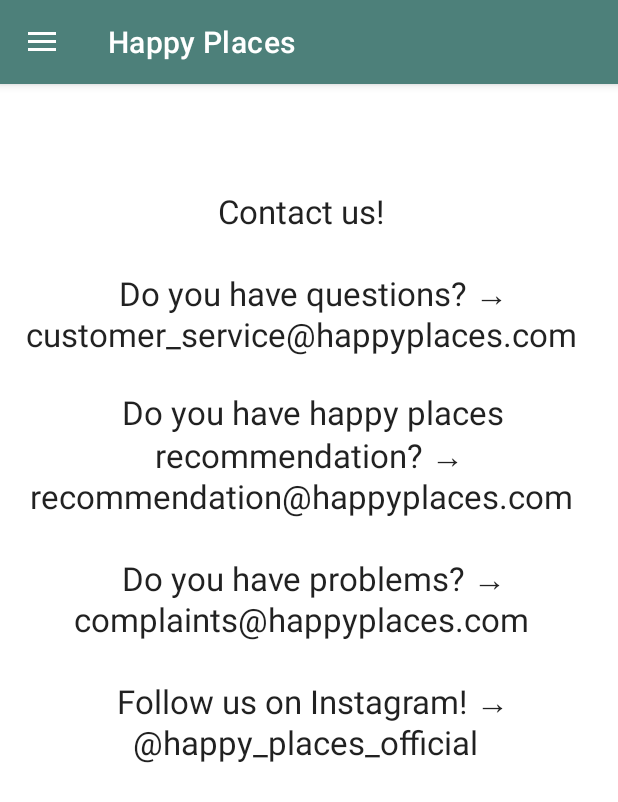
After one commit to andreea-popa22/Happy-Places-Android-Java-Project, an Android app: the ContactFragment screen opened through its navigation route, on a phone screen of 412 x 824 dp. The commit adds this screen. Shown: the top 802 px of the screen. Run offline under Robolectric (Android 15) with nearby library versions, the phone set to English and light mode, and no system bars.

Commit message:
add nav drawer

```diff
--- /dev/null
+++ b/HappyPlaces/app/src/main/java/com/happyplaces/ContactFragment.java
@@ -0,0 +1,64 @@
+package com.happyplaces;
+
+import android.os.Bundle;
+
+import androidx.fragment.app.Fragment;
+
+import android.view.LayoutInflater;
+import android.view.View;
+import android.view.ViewGroup;
+
+/**
+ * A simple {@link Fragment} subclass.
+ * Use the {@link ContactFragment#newInstance} factory method to
+ * create an instance of this fragment.
+ */
+public class ContactFragment extends Fragment {
+
+    // TODO: Rename parameter arguments, choose names that match
+    // the fragment initialization parameters, e.g. ARG_ITEM_NUMBER
+    private static final String ARG_PARAM1 = "param1";
+    private static final String ARG_PARAM2 = "param2";
+
+    // TODO: Rename and change types of parameters
+    private String mParam1;
+    private String mParam2;
+
+    public ContactFragment() {
+        // Required empty public constructor
+    }
+
+    /**
+     * Use this factory method to create a new instance of
+     * this fragment using the provided parameters.
+     *
+     * @param param1 Parameter 1.
+     * @param param2 Parameter 2.
+     * @return A new instance of fragment ContactFragment.
+     */
+    // TODO: Rename and change types and number of parameters
+    public static ContactFragment newInstance(String param1, String param2) {
+        ContactFragment fragment = new ContactFragment();
+        Bundle args = new Bundle();
+        args.putString(ARG_PARAM1, param1);
+        args.putString(ARG_PARAM2, param2);
+        fragment.setArguments(args);
+        return fragment;
+    }
+
+    @Override
+    public void onCreate(Bundle savedInstanceState) {
+        super.onCreate(savedInstanceState);
+        if (getArguments() != null) {
+            mParam1 = getArguments().getString(ARG_PARAM1);
+            mParam2 = getArguments().getString(ARG_PARAM2);
+        }
+    }
+
+    @Override
+    public View onCreateView(LayoutInflater inflater, ViewGroup container,
+                             Bundle savedInstanceState) {
+        // Inflate the layout for this fragment
+        return inflater.inflate(R.layout.fragment_contact, container, false);
+    }
+}
--- /dev/null
+++ b/HappyPlaces/app/src/main/java/com/happyplaces/HappyPlacesFragment.java
@@ -0,0 +1,64 @@
+package com.happyplaces;
+
+import android.os.Bundle;
+
+import androidx.fragment.app.Fragment;
+
+import android.view.LayoutInflater;
+import android.view.View;
+import android.view.ViewGroup;
+
+/**
+ * A simple {@link Fragment} subclass.
+ * Use the {@link HappyPlacesFragment#newInstance} factory method to
+ * create an instance of this fragment.
+ */
+public class HappyPlacesFragment extends Fragment {
+
+    // TODO: Rename parameter arguments, choose names that match
+    // the fragment initialization parameters, e.g. ARG_ITEM_NUMBER
+    private static final String ARG_PARAM1 = "param1";
+    private static final String ARG_PARAM2 = "param2";
+
+    // TODO: Rename and change types of parameters
+    private String mParam1;
+    private String mParam2;
+
+    public HappyPlacesFragment() {
+        // Required empty public constructor
+    }
+
+    /**
+     * Use this factory method to create a new instance of
+     * this fragment using the provided parameters.
+     *
+     * @param param1 Parameter 1.
+     * @param param2 Parameter 2.
+     * @return A new instance of fragment HappyPlacesFragment.
+     */
+    // TODO: Rename and change types and number of parameters
+    public static HappyPlacesFragment newInstance(String param1, String param2) {
+        HappyPlacesFragment fragment = new HappyPlacesFragment();
+        Bundle args = new Bundle();
+        args.putString(ARG_PARAM1, param1);
+        args.putString(ARG_PARAM2, param2);
+        fragment.setArguments(args);
+        return fragment;
+    }
+
+    @Override
+    public void onCreate(Bundle savedInstanceState) {
+        super.onCreate(savedInstanceState);
+        if (getArguments() != null) {
+            mParam1 = getArguments().getString(ARG_PARAM1);
+            mParam2 = getArguments().getString(ARG_PARAM2);
+        }
+    }
+
+    @Override
+    public View onCreateView(LayoutInflater inflater, ViewGroup container,
+                             Bundle savedInstanceState) {
+        // Inflate the layout for this fragment
+        return inflater.inflate(R.layout.fragment_happy_places, container, false);
+    }
+}
--- a/HappyPlaces/app/src/main/java/com/happyplaces/MainActivity.java
+++ b/HappyPlaces/app/src/main/java/com/happyplaces/MainActivity.java
@@ -1,22 +1,51 @@
 package com.happyplaces;
 
+import androidx.annotation.NonNull;
+import androidx.appcompat.app.ActionBarDrawerToggle;
 import androidx.appcompat.app.AppCompatActivity;
 
 import android.graphics.Color;
 import android.graphics.drawable.Drawable;
 import android.os.Bundle;
+import android.view.MenuItem;
 import android.view.View;
 import android.view.WindowManager;
 import androidx.appcompat.widget.Toolbar;
+import androidx.drawerlayout.widget.DrawerLayout;
+import androidx.navigation.fragment.NavHostFragment;
 
 public class MainActivity extends AppCompatActivity {
+    public DrawerLayout drawerLayout;
+    public ActionBarDrawerToggle actionBarDrawerToggle;
 
     @Override
     protected void onCreate(Bundle savedInstanceState) {
         super.onCreate(savedInstanceState);
         setContentView(R.layout.activity_main);
 
-        Toolbar toolbar = findViewById(R.id.toolbar);
-        setSupportActionBar(toolbar);
+//        Toolbar toolbar = findViewById(R.id.toolbar);
+//        setSupportActionBar(toolbar);
+
+        //NavHostFragment navHost = NavHostFragment.create(R.navigation.navigation);
+        drawerLayout = findViewById(R.id.my_drawer_layout);
+        actionBarDrawerToggle = new ActionBarDrawerToggle(this, drawerLayout, R.string.nav_open, R.string.nav_close);
+
+        // pass the Open and Close toggle for the drawer layout listener
+        // to toggle the button
+        drawerLayout.addDrawerListener(actionBarDrawerToggle);
+        actionBarDrawerToggle.syncState();
+
+        // to make the Navigation drawer icon always appear on the action bar
+        getSupportActionBar().setDisplayHomeAsUpEnabled(true);
+
+    }
+
+    @Override
+    public boolean onOptionsItemSelected(@NonNull MenuItem item) {
+
+        if (actionBarDrawerToggle.onOptionsItemSelected(item)) {
+            return true;
+        }
+        return super.onOptionsItemSelected(item);
     }
 }
--- a/HappyPlaces/app/src/main/res/layout/activity_main.xml
+++ b/HappyPlaces/app/src/main/res/layout/activity_main.xml
@@ -1,20 +1,41 @@
 <?xml version="1.0" encoding="utf-8"?>
-<androidx.constraintlayout.widget.ConstraintLayout xmlns:android="http://schemas.android.com/apk/res/android"
+<androidx.drawerlayout.widget.DrawerLayout xmlns:android="http://schemas.android.com/apk/res/android"
     xmlns:app="http://schemas.android.com/apk/res-auto"
     xmlns:tools="http://schemas.android.com/tools"
     android:layout_width="match_parent"
     android:layout_height="match_parent"
+    android:id="@+id/my_drawer_layout"
     tools:context=".MainActivity">
 
-    <TextView
+
+    <androidx.constraintlayout.widget.ConstraintLayout
+        android:layout_width="match_parent"
+        android:layout_height="match_parent">
+
+        <fragment
+            android:id="@+id/nav_host_fragment"
+            android:name="androidx.navigation.fragment.NavHostFragment"
+            android:layout_width="0dp"
+            android:layout_height="0dp"
+            app:layout_constraintLeft_toLeftOf="parent"
+            app:layout_constraintRight_toRightOf="parent"
+            app:layout_constraintTop_toTopOf="parent"
+            app:layout_constraintBottom_toBottomOf="parent"
+            app:defaultNavHost="true"
+            app:headerLayout="@layout/nav_header"
+            app:navGraph="@navigation/navigation"
+            android:layout_gravity="start"
+            app:menu="@menu/main_menu"/>
+    </androidx.constraintlayout.widget.ConstraintLayout>
+
+    <com.google.android.material.navigation.NavigationView
+        android:id="@+id/nav_view"
         android:layout_width="wrap_content"
-        android:layout_height="wrap_content"
-        android:text="Hello World!"
-        app:layout_constraintBottom_toBottomOf="parent"
-        app:layout_constraintLeft_toLeftOf="parent"
-        app:layout_constraintRight_toRightOf="parent"
-        app:layout_constraintTop_toTopOf="parent" />
+        android:layout_height="match_parent"
+        android:layout_gravity="start"
+        android:fitsSystemWindows="true"
+        app:headerLayout="@layout/nav_header"
+        app:menu="@menu/main_menu" />
 
-    <include layout="@layout/toolbar"/>
 
-</androidx.constraintlayout.widget.ConstraintLayout>
+</androidx.drawerlayout.widget.DrawerLayout>
--- /dev/null
+++ b/HappyPlaces/app/src/main/res/layout/fragment_contact.xml
@@ -0,0 +1,29 @@
+<?xml version="1.0" encoding="utf-8"?>
+<ScrollView xmlns:android="http://schemas.android.com/apk/res/android"
+    xmlns:app="http://schemas.android.com/apk/res-auto"
+    xmlns:tools="http://schemas.android.com/tools"
+    android:layout_width="match_parent"
+    android:layout_height="match_parent"
+    android:fillViewport="true"
+    tools:context=".ContactFragment">
+
+    <androidx.constraintlayout.widget.ConstraintLayout
+        android:layout_width="match_parent"
+        android:layout_height="wrap_content">
+
+        <TextView
+            android:id="@+id/aboutText"
+            android:layout_width="0dp"
+            android:layout_height="wrap_content"
+            android:layout_marginStart="@dimen/horizontal_margin"
+            android:layout_marginTop="70dp"
+            android:layout_marginEnd="@dimen/horizontal_margin"
+            android:text="@string/contact_text"
+            android:textAppearance="@style/TextAppearance.AppCompat.Large"
+            android:gravity="center"
+            app:layout_constraintEnd_toEndOf="parent"
+            app:layout_constraintStart_toStartOf="parent"
+            app:layout_constraintTop_toTopOf="parent" />
+
+    </androidx.constraintlayout.widget.ConstraintLayout>
+</ScrollView>
--- a/HappyPlaces/app/src/main/res/layout/toolbar.xml
+++ b/HappyPlaces/app/src/main/res/layout/toolbar.xml
@@ -3,8 +3,7 @@
     android:orientation="vertical" android:layout_width="match_parent"
     android:layout_height="60sp"
     android:background="@drawable/gradient_color"
-    android:gravity="bottom"
-    >
+    android:gravity="bottom">
 
     <androidx.appcompat.widget.Toolbar
         android:layout_width="match_parent"
--- /dev/null
+++ b/HappyPlaces/app/src/main/res/menu/main_menu.xml
@@ -0,0 +1,16 @@
+<?xml version="1.0" encoding="utf-8"?>
+<menu xmlns:app="http://schemas.android.com/apk/res-auto"
+    xmlns:android="http://schemas.android.com/apk/res/android">
+    <item
+        android:id="@+id/happyPlacesFragment"
+        android:icon="@drawable/place_icon"
+        android:title="@string/app_name"/>
+    <item
+        android:id="@+id/aboutFragment"
+        android:icon="@drawable/about_icon"
+        android:title="@string/about"/>
+    <item
+        android:id="@+id/contactFragment"
+        android:icon="@drawable/contact_icon"
+        android:title="@string/contact"/>
+</menu>
--- /dev/null
+++ b/HappyPlaces/app/src/main/res/navigation/navigation.xml
@@ -0,0 +1,29 @@
+<?xml version="1.0" encoding="utf-8"?>
+<navigation xmlns:android="http://schemas.android.com/apk/res/android"
+    xmlns:app="http://schemas.android.com/apk/res-auto"
+    xmlns:tools="http://schemas.android.com/tools"
+    android:id="@+id/navigation"
+    app:startDestination="@id/happyPlacesFragment">
+    <fragment
+        android:id="@+id/happyPlacesFragment"
+        android:name="com.happyplaces.HappyPlacesFragment"
+        android:label="fragment_happy_places"
+        tools:layout="@layout/fragment_happy_places" >
+        <action
+            android:id="@+id/action_happyPlacesFragment_to_aboutFragment"
+            app:destination="@id/aboutFragment" />
+        <action
+            android:id="@+id/action_happyPlacesFragment_to_contactFragment"
+            app:destination="@id/contactFragment" />
+    </fragment>
+    <fragment
+        android:id="@+id/aboutFragment"
+        android:name="com.happyplaces.AboutFragment"
+        android:label="fragment_about"
+        tools:layout="@layout/fragment_about" />
+    <fragment
+        android:id="@+id/contactFragment"
+        android:name="com.happyplaces.ContactFragment"
+        android:label="fragment_contact"
+        tools:layout="@layout/fragment_contact" />
+</navigation>
--- a/HappyPlaces/app/src/main/res/values/strings.xml
+++ b/HappyPlaces/app/src/main/res/values/strings.xml
@@ -2,6 +2,8 @@
     <string name="app_name">Happy Places</string>
     <string name="facebook_app_id">967839090586732</string>
     <string name="facebook_client_token">932eb3646c7c6d5443ee72f91bc24d4f</string>
+    <string name="nav_open">Open</string>
+    <string name="nav_close">Close</string>
     <string name="sign_in_title">Sign in to your account</string>
     <string name="type_email_hint">Type your Email</string>
     <string name="type_name_hint">Type your Name</string>
@@ -33,4 +35,6 @@
     <br /><br /> \n \n Do you have problems? → complaints@happyplaces.com
     <br /><br /> \n \n Follow us on Instagram! → @happy_places_official
     </string>
+    <!-- TODO: Remove or change this placeholder text -->
+    <string name="hello_blank_fragment">Hello blank fragment</string>
 </resources>
--- a/HappyPlaces/app/src/main/res/values/themes.xml
+++ b/HappyPlaces/app/src/main/res/values/themes.xml
@@ -10,8 +10,8 @@
         <item name="colorSecondaryVariant">@color/teal_700</item>
         <item name="colorOnSecondary">@color/black</item>
         <!-- Customize your theme here. -->
-        <item name="windowActionBar">false</item>
-        <item name="windowNoTitle">true</item>
+<!--        <item name="windowActionBar">false</item>-->
+<!--        <item name="windowNoTitle">true</item>-->
     </style>
 
     <style name="Theme.LoginAndSignUp" parent="Theme.MaterialComponents.DayNight.NoActionBar">
--- a/HappyPlaces/build.gradle
+++ b/HappyPlaces/build.gradle
@@ -4,9 +4,14 @@ buildscript {
         google()
         mavenCentral()
     }
+    ext {
+        material_version = "1.2.1"
+        nav_version = "2.3.1"
+    }
     dependencies {
         classpath "com.android.tools.build:gradle:7.0.2"
         classpath 'com.google.gms:google-services:4.3.10'
+        classpath "androidx.navigation:navigation-safe-args-gradle-plugin:$nav_version"
 
         // NOTE: Do not place your application dependencies here; they belong
         // in the individual module build.gradle files
```
Also changed, not shown: HappyPlaces/app/build.gradle (+8 -1 lines), HappyPlaces/app/src/main/AndroidManifest.xml (+5 -2 lines), HappyPlaces/app/src/main/java/com/happyplaces/AboutFragment.java (added, +55 -0 lines), HappyPlaces/app/src/main/res/layout/fragment_about.xml (added, +29 -0 lines), HappyPlaces/app/src/main/res/layout/fragment_happy_places.xml (added, +10 -0 lines), HappyPlaces/app/src/main/res/layout/nav_header.xml (added, +29 -0 lines), HappyPlaces/app/src/main/res/drawable/place_icon.png (added).
